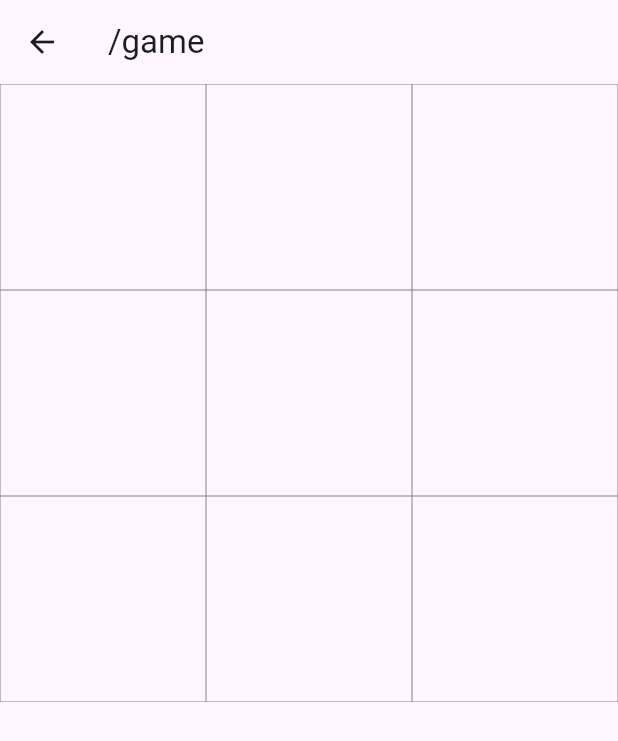
After one commit to alexanderhertsyk/flutter_testing_features, a Flutter app: the GamePage screen opened by its route, on a phone screen of 412 x 824 dp. The commit adds this screen. Shown: the top 741 px of the screen. Run offline on Flutter 3.47's test engine with Material 3 defaults, Android fonts, the phone set to English and light mode, and no system bars; our stand-ins replace flutter_localization.

Commit message:
Added game page.

```diff
--- a/lib/main.dart
+++ b/lib/main.dart
@@ -3,6 +3,7 @@ import 'package:flutter_localization/flutter_localization.dart';
 
 import 'components/app_locale.dart';
 import 'pages/app_state_page.dart';
+import 'pages/game_page.dart';
 import 'pages/images_page.dart';
 import 'pages/isolates/isolates_dart_page.dart';
 import 'pages/isolates/isolates_dart_robust_page.dart';
@@ -81,6 +82,7 @@ class _MyAppState extends State<MyApp> {
         GridViewPage.route: (context) => const GridViewPage(),
         StackPage.route: (context) => const StackPage(),
         ScrollviewPage.route: (context) => const ScrollviewPage(),
+        GamePage.route: (context) => const GamePage(),
       },
       supportedLocales: localization.supportedLocales,
       localizationsDelegates: localization.localizationsDelegates,
--- /dev/null
+++ b/lib/pages/game_page.dart
@@ -0,0 +1,85 @@
+import 'package:flutter/material.dart';
+
+class GamePage extends StatefulWidget {
+  const GamePage({super.key});
+
+  static const String route = '/game';
+
+  @override
+  State<GamePage> createState() => _GamePageState();
+}
+
+enum CZ { empty, zero, cross }
+
+class _GamePageState extends State<GamePage> {
+  static const int length = 3;
+
+  final List<List<CZ>> values = List.generate(
+      length, (_) => List.generate(length, (_) => CZ.empty),
+      growable: false);
+  bool isCross = false;
+
+  bool checkResult() {
+    return true;
+  }
+
+  void resetOldValues() {}
+
+  void onTap(int i, int j) {
+    setState(() {
+      values[i][j] = isCross ? CZ.cross : CZ.zero;
+    });
+
+    isCross = !isCross;
+  }
+
+  IconData? getValue(CZ value) {
+    return switch (value) {
+      CZ.empty => null,
+      CZ.zero => Icons.circle_outlined,
+      CZ.cross => Icons.close
+    };
+  }
+
+  Widget getField(int i, int j) {
+    return GestureDetector(
+      onTap: () => onTap(i, j),
+      child: Container(
+        decoration: BoxDecoration(
+          border: Border.all(
+            color: Colors.black54,
+            width: 0.3,
+          ),
+        ),
+        child: Icon(getValue(values[i][j])),
+      ),
+    );
+  }
+
+  List<Widget> getFields() {
+    List<Widget> fields = [];
+
+    for (int i = 0; i < length; i++) {
+      for (int j = 0; j < length; j++) {
+        fields.add(getField(i, j));
+      }
+    }
+
+    return fields;
+  }
+
+  @override
+  Widget build(BuildContext context) {
+    return Scaffold(
+      appBar: AppBar(
+        title: const Text(GamePage.route),
+      ),
+      body: Center(
+        child: GridView.count(
+          crossAxisCount: 3,
+          children: getFields(),
+        ),
+      ),
+    );
+  }
+}
--- a/lib/pages/welcome_page.dart
+++ b/lib/pages/welcome_page.dart
@@ -4,6 +4,7 @@ import '../widgets/nav_button.dart';
 import 'animation_page.dart';
 import 'Isolates/isolates_page.dart';
 import 'app_state_page.dart';
+import 'game_page.dart';
 import 'images_page.dart';
 import 'layouts/layouts_page.dart';
 import 'localization_page.dart';
@@ -31,6 +32,7 @@ class WelcomePage extends StatelessWidget {
             NavButton(route: LocalizationsPage.route),
             NavButton(route: AppStatePage.route),
             NavButton(route: LayoutsPage.route),
+            NavButton(route: GamePage.route),
           ],
         ),
       ),
```
